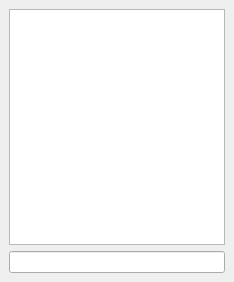
This is CuteBelote/src/Chat.ui in IrmatDen/fr-belote as Qt 5 draws it before an edit. The edited form follows.
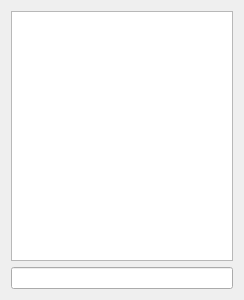
This is the edited form.

Commit message: Added support for chat messages (sys msgs, connection/disconnection msgs & players' msgs) Enabling/Disabling menu entries, chat & score widgets according to current connection status

The edit to the form file:
```diff
--- a/CuteBelote/src/Chat.ui
+++ b/CuteBelote/src/Chat.ui
@@ -1,19 +1,18 @@
 <?xml version="1.0" encoding="UTF-8"?>
 <ui version="4.0">
  <class>Chat</class>
- <widget class="QDockWidget" name="Chat">
+ <widget class="QWidget" name="Chat">
   <property name="geometry">
    <rect>
     <x>0</x>
     <y>0</y>
-    <width>234</width>
-    <height>282</height>
+    <width>244</width>
+    <height>300</height>
    </rect>
   </property>
   <property name="windowTitle">
    <string>Chat</string>
   </property>
-  <widget class="QWidget" name="dockWidgetContents">
    <layout class="QVBoxLayout" name="verticalLayout">
     <item>
      <widget class="QTextEdit" name="ChatContent">
@@ -26,7 +25,6 @@
      <widget class="QLineEdit" name="ChatInput"/>
     </item>
    </layout>
-  </widget>
  </widget>
  <resources/>
  <connections/>
```
Left out of the diff: 2 changed lines with no effect on the pictures. Lines whose indentation alone changed are shown as unchanged. The commit also changes 13 other files.
